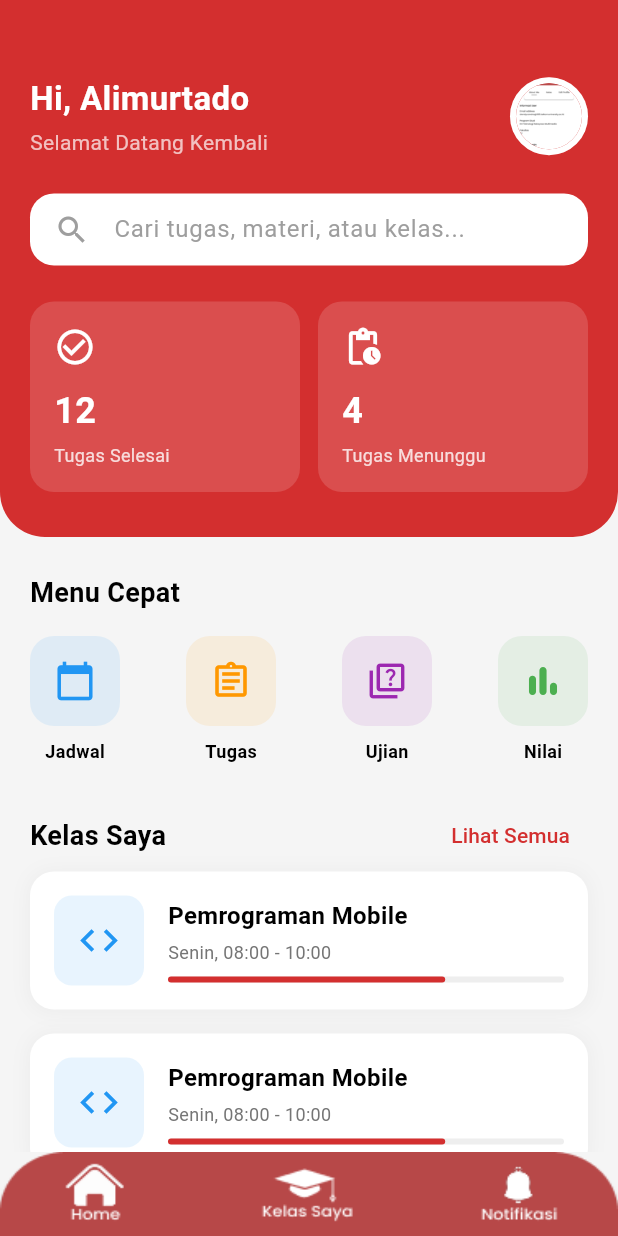
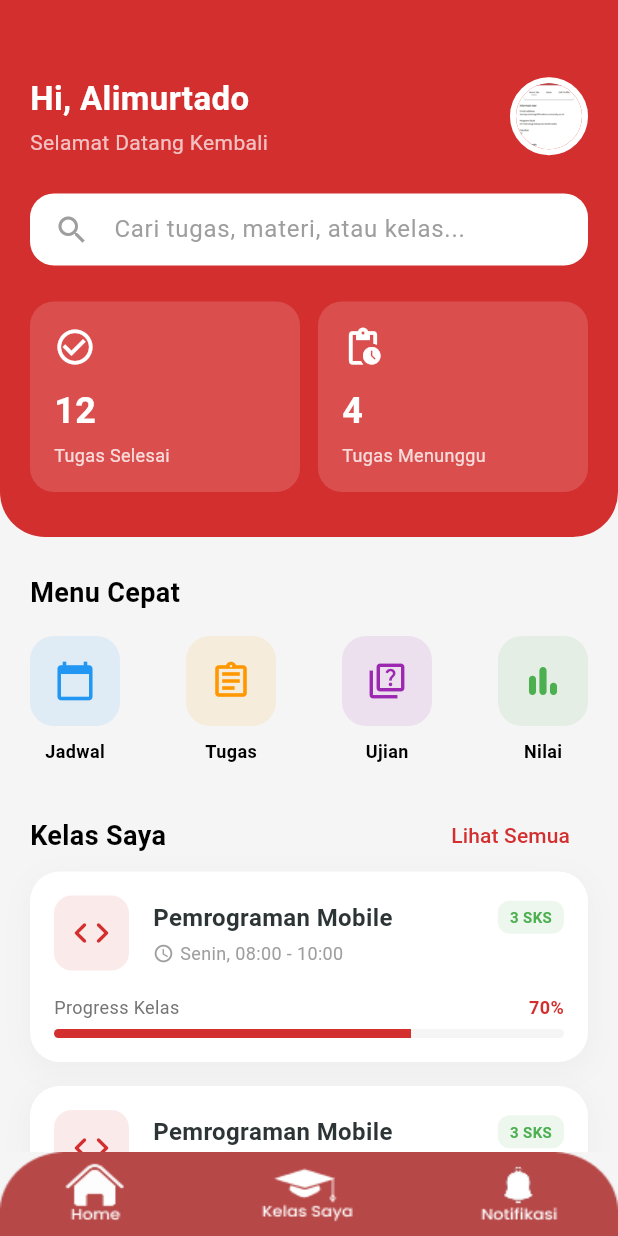
Before and after one commit to mohalimurtado/eduflow, a Flutter app: the screen it shows after launch, after a tap on "Log In", on a phone screen of 412 x 824 dp. Run offline on Flutter 3.47's test engine with Material 3 defaults, Android fonts, the phone set to English and light mode, and no system bars.

Commit message:
UI Upgrade: Modernized Course List Cards with Tags and Progress

```diff
--- a/lib/screens/home_screen.dart
+++ b/lib/screens/home_screen.dart
@@ -237,57 +237,111 @@ class HomeScreen extends StatelessWidget {
       padding: const EdgeInsets.all(16),
       decoration: BoxDecoration(
         color: Colors.white,
-        borderRadius: BorderRadius.circular(16),
+        borderRadius: BorderRadius.circular(20),
         boxShadow: [
           BoxShadow(
-            color: Colors.grey.withOpacity(0.1),
-            spreadRadius: 1,
-            blurRadius: 10,
-            offset: const Offset(0, 1),
+            color: Colors.grey.withOpacity(0.08),
+            spreadRadius: 2,
+            blurRadius: 15,
+            offset: const Offset(0, 5),
           ),
         ],
       ),
-      child: Row(
+      child: Column(
+        children: [
+          Row(
             children: [
               Container(
-            width: 60,
-            height: 60,
+                width: 50,
+                height: 50,
                 decoration: BoxDecoration(
-              color: Colors.blue.withOpacity(0.1),
+                  color: AppColors.primary.withOpacity(0.1),
                   borderRadius: BorderRadius.circular(12),
                 ),
-            child: const Icon(Icons.code, color: Colors.blue, size: 30),
+                child: Icon(Icons.code_rounded, color: AppColors.primary, size: 28),
               ),
               const SizedBox(width: 16),
               Expanded(
                 child: Column(
                   crossAxisAlignment: CrossAxisAlignment.start,
                   children: [
+                    Row(
+                      mainAxisAlignment: MainAxisAlignment.spaceBetween,
+                      children: [
                         const Text(
                           'Pemrograman Mobile',
                           style: TextStyle(
                             fontWeight: FontWeight.bold,
                             fontSize: 16,
+                            color: Color(0xFF2d3436),
                           ),
                         ),
+                        Container(
+                          padding: const EdgeInsets.symmetric(horizontal: 8, vertical: 4),
+                          decoration: BoxDecoration(
+                            color: Colors.green.withOpacity(0.1),
+                            borderRadius: BorderRadius.circular(8),
+                          ),
+                          child: const Text(
+                            '3 SKS',
+                            style: TextStyle(fontSize: 10, color: Colors.green, fontWeight: FontWeight.bold),
+                          ),
+                        ),
+                      ],
+                    ),
                     const SizedBox(height: 4),
+                    Row(
+                      children: [
+                        Icon(Icons.schedule, size: 14, color: Colors.grey[500]),
+                        const SizedBox(width: 4),
                         Text(
                           'Senin, 08:00 - 10:00',
                           style: TextStyle(
-                    color: Colors.grey[600],
+                            color: Colors.grey[500],
                             fontSize: 12,
                           ),
                         ),
-                const SizedBox(height: 8),
-                LinearProgressIndicator(
-                  value: 0.7,
-                  backgroundColor: Colors.grey[200],
-                  valueColor: const AlwaysStoppedAnimation<Color>(AppColors.primary),
-                  minHeight: 4,
-                  borderRadius: BorderRadius.circular(2),
+                      ],
                     ),
                   ],
                 ),
+              ),
+            ],
+          ),
+          const SizedBox(height: 16),
+          Row(
+            children: [
+              Expanded(
+                child: Column(
+                  crossAxisAlignment: CrossAxisAlignment.start,
+                  children: [
+                    Row(
+                      mainAxisAlignment: MainAxisAlignment.spaceBetween,
+                      children: [
+                        Text(
+                          'Progress Kelas',
+                          style: TextStyle(fontSize: 12, color: Colors.grey[600]),
+                        ),
+                        Text(
+                          '70%',
+                          style: TextStyle(fontSize: 12, fontWeight: FontWeight.bold, color: AppColors.primary),
+                        ),
+                      ],
+                    ),
+                    const SizedBox(height: 6),
+                    ClipRRect(
+                      borderRadius: BorderRadius.circular(4),
+                      child: LinearProgressIndicator(
+                        value: 0.7,
+                        backgroundColor: Colors.grey[100],
+                        valueColor: const AlwaysStoppedAnimation<Color>(AppColors.primary),
+                        minHeight: 6,
+                      ),
+                    ),
+                  ],
+                ),
+              ),
+            ],
           ),
         ],
       ),
```
Lines whose indentation alone changed are shown as unchanged.
